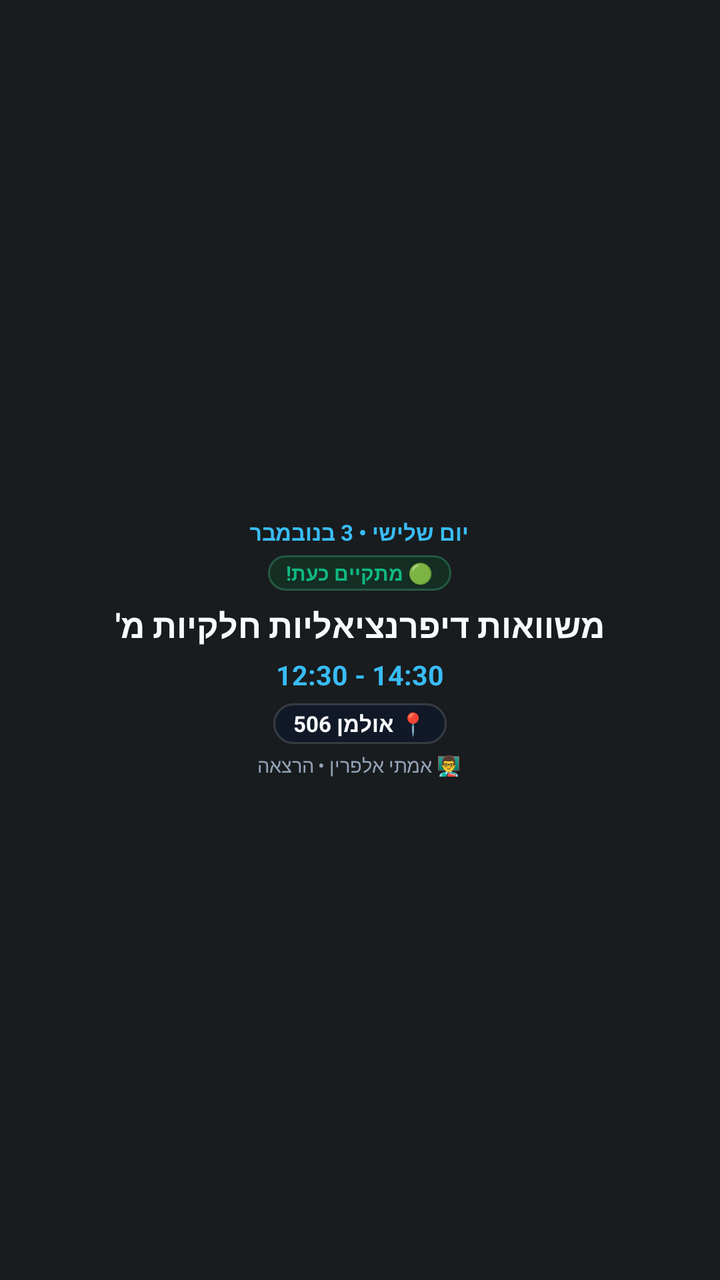
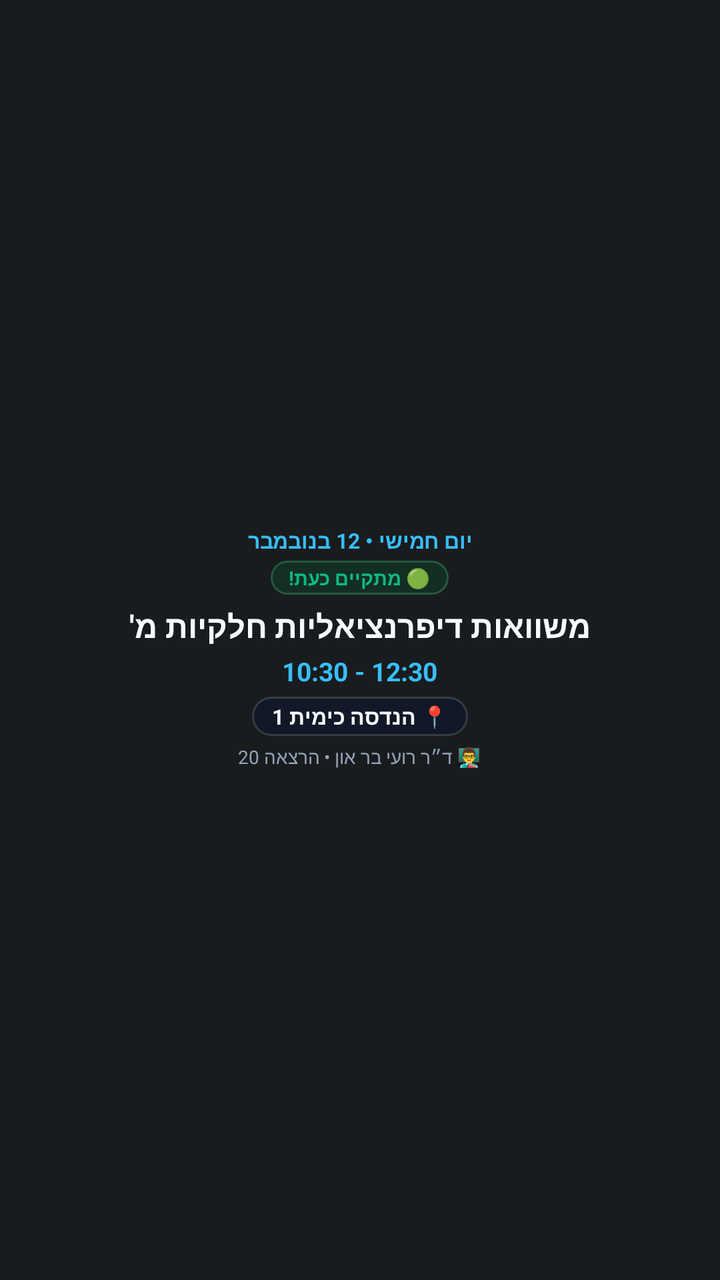

Two renders of the same Android screen: before a commit and after it. Below are the layout's source before the change and the commit's diff.
<!-- AndroidManifest.xml: application theme android:Theme.DeviceDefault -->
<!-- res/layout/page_radar.xml -->
<?xml version="1.0" encoding="utf-8"?>
<LinearLayout xmlns:android="http://schemas.android.com/apk/res/android"
    android:layout_width="match_parent"
    android:layout_height="match_parent"
    android:gravity="center"
    android:orientation="vertical"
    android:paddingStart="24dp"
    android:paddingTop="36dp"
    android:paddingEnd="24dp"
    android:paddingBottom="28dp">

    
    <TextView
        android:id="@+id/radar_day_chip"
        android:layout_width="wrap_content"
        android:layout_height="wrap_content"
        android:layout_marginBottom="4dp"
        android:gravity="center"
        android:text="יום שלישי • 3 בנובמבר"
        android:textColor="@color/cyan_accent"
        android:textSize="11sp"
        android:textStyle="bold" />

    
    <TextView
        android:id="@+id/radar_status_badge"
        android:layout_width="wrap_content"
        android:layout_height="wrap_content"
        android:layout_marginBottom="6dp"
        android:background="@drawable/pill_status_emerald"
        android:gravity="center"
        android:paddingStart="9dp"
        android:paddingTop="2dp"
        android:paddingEnd="9dp"
        android:paddingBottom="2dp"
        android:text="🟢 מתקיים כעת!"
        android:textColor="@color/emerald_green"
        android:textSize="10sp"
        android:textStyle="bold" />

    
    <TextView
        android:id="@+id/radar_course_title"
        android:layout_width="match_parent"
        android:layout_height="wrap_content"
        android:layout_marginBottom="4dp"
        android:ellipsize="end"
        android:gravity="center"
        android:maxLines="2"
        android:text="משוואות דיפרנציאליות חלקיות מ'"
        android:textColor="@color/text_primary"
        android:textSize="16.5sp"
        android:textStyle="bold" />

    
    <TextView
        android:id="@+id/radar_time_pill"
        android:layout_width="wrap_content"
        android:layout_height="wrap_content"
        android:layout_marginBottom="5dp"
        android:gravity="center"
        android:text="12:30 - 14:30"
        android:textColor="@color/cyan_accent"
        android:textSize="13.5sp"
        android:textStyle="bold" />

    
    <TextView
        android:id="@+id/radar_room_tag"
        android:layout_width="wrap_content"
        android:layout_height="wrap_content"
        android:layout_marginBottom="4dp"
        android:background="@drawable/card_timeline_item"
        android:gravity="center"
        android:paddingStart="10dp"
        android:paddingTop="2.5dp"
        android:paddingEnd="10dp"
        android:paddingBottom="2.5dp"
        android:text="📍 אולמן 506"
        android:textColor="@color/text_primary"
        android:textSize="11sp"
        android:textStyle="bold" />

    
    <TextView
        android:id="@+id/radar_lecturer"
        android:layout_width="wrap_content"
        android:layout_height="wrap_content"
        android:gravity="center"
        android:text="👨‍🏫 אמתי אלפרין • הרצאה"
        android:textColor="@color/text_secondary"
        android:textSize="9.5sp" />

</LinearLayout>
<!-- resources referenced by this layout -->
<resources>
  <color name="cyan_accent">#38bdf8</color>
  <color name="emerald_green">#10b981</color>
  <color name="text_primary">#f8fafc</color>
  <color name="text_secondary">#94a3b8</color>
  <!-- drawable card_timeline_item (drawable) -->
  <?xml version="1.0" encoding="utf-8"?>
  <shape xmlns:android="http://schemas.android.com/apk/res/android"
      android:shape="rectangle">
      <corners android:radius="10dp" />
      <solid android:color="#cc0f172a" />
      <stroke android:width="1dp" android:color="#25ffffff" />
  </shape>
  <!-- drawable pill_status_emerald (drawable) -->
  <?xml version="1.0" encoding="utf-8"?>
  <shape xmlns:android="http://schemas.android.com/apk/res/android"
      android:shape="rectangle">
      <solid android:color="#142e23" />
      <corners android:radius="14dp" />
      <stroke
          android:width="1dp"
          android:color="#245943" />
  </shape>
</resources>

<!-- the commit's change to res/layout/page_radar.xml (unified diff, before → after) -->
@@ -4,21 +4,21 @@
     android:layout_height="match_parent"
     android:gravity="center"
     android:orientation="vertical"
-    android:paddingStart="24dp"
-    android:paddingTop="36dp"
-    android:paddingEnd="24dp"
-    android:paddingBottom="28dp">
+    android:paddingStart="22dp"
+    android:paddingTop="34dp"
+    android:paddingEnd="22dp"
+    android:paddingBottom="26dp">
 
     
     <TextView
         android:id="@+id/radar_day_chip"
         android:layout_width="wrap_content"
         android:layout_height="wrap_content"
-        android:layout_marginBottom="4dp"
+        android:layout_marginBottom="3dp"
         android:gravity="center"
-        android:text="יום שלישי • 3 בנובמבר"
+        android:text="יום חמישי • 12 בנובמבר"
         android:textColor="@color/cyan_accent"
-        android:textSize="11sp"
+        android:textSize="10.5sp"
         android:textStyle="bold" />
 
     
@@ -26,7 +26,7 @@
         android:id="@+id/radar_status_badge"
         android:layout_width="wrap_content"
         android:layout_height="wrap_content"
-        android:layout_marginBottom="6dp"
+        android:layout_marginBottom="5dp"
         android:background="@drawable/pill_status_emerald"
         android:gravity="center"
         android:paddingStart="9dp"
@@ -35,7 +35,7 @@
         android:paddingBottom="2dp"
         android:text="🟢 מתקיים כעת!"
         android:textColor="@color/emerald_green"
-        android:textSize="10sp"
+        android:textSize="9.8sp"
         android:textStyle="bold" />
 
     
@@ -43,13 +43,13 @@
         android:id="@+id/radar_course_title"
         android:layout_width="match_parent"
         android:layout_height="wrap_content"
-        android:layout_marginBottom="4dp"
+        android:layout_marginBottom="3dp"
         android:ellipsize="end"
         android:gravity="center"
         android:maxLines="2"
         android:text="משוואות דיפרנציאליות חלקיות מ'"
         android:textColor="@color/text_primary"
-        android:textSize="16.5sp"
+        android:textSize="15.5sp"
         android:textStyle="bold" />
 
     
@@ -57,11 +57,11 @@
         android:id="@+id/radar_time_pill"
         android:layout_width="wrap_content"
         android:layout_height="wrap_content"
-        android:layout_marginBottom="5dp"
+        android:layout_marginBottom="4dp"
         android:gravity="center"
-        android:text="12:30 - 14:30"
+        android:text="10:30 - 12:30"
         android:textColor="@color/cyan_accent"
-        android:textSize="13.5sp"
+        android:textSize="13sp"
         android:textStyle="bold" />
 
     
@@ -76,9 +76,9 @@
         android:paddingTop="2.5dp"
         android:paddingEnd="10dp"
         android:paddingBottom="2.5dp"
-        android:text="📍 אולמן 506"
+        android:text="📍 הנדסה כימית 1"
         android:textColor="@color/text_primary"
-        android:textSize="11sp"
+        android:textSize="10.8sp"
         android:textStyle="bold" />
 
     
@@ -87,8 +87,10 @@
         android:layout_width="wrap_content"
         android:layout_height="wrap_content"
         android:gravity="center"
-        android:text="👨‍🏫 אמתי אלפרין • הרצאה"
+        android:maxLines="2"
+        android:ellipsize="end"
+        android:text="👨‍🏫 ד״ר רועי בר און • הרצאה 20"
         android:textColor="@color/text_secondary"
-        android:textSize="9.5sp" />
+        android:textSize="9.2sp" />
 
 </LinearLayout>
